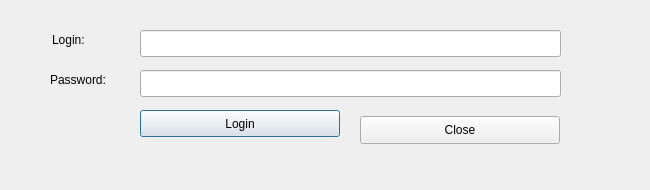
LESPROJEKT/qgis-layman-plugin, file dlg_LoginQfield.ui: the form before one commit.
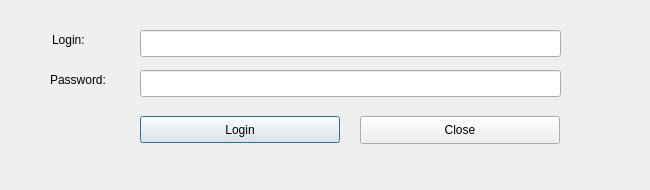
The form after the commit.

What changed in the file:
```diff
--- a/dlg_LoginQfield.ui
+++ b/dlg_LoginQfield.ui
@@ -38,7 +38,7 @@
    <property name="geometry">
     <rect>
      <x>140</x>
-     <y>110</y>
+     <y>116</y>
      <width>200</width>
      <height>27</height>
     </rect>
```
Left out of the diff: 3 changed lines with no effect on the pictures.
